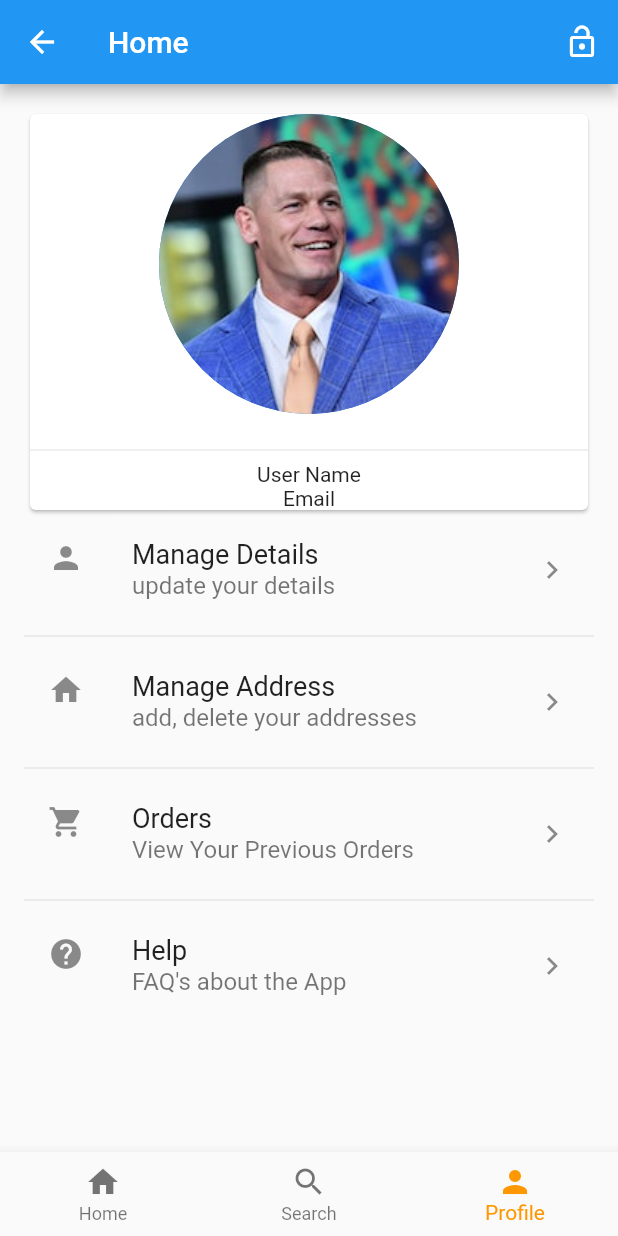
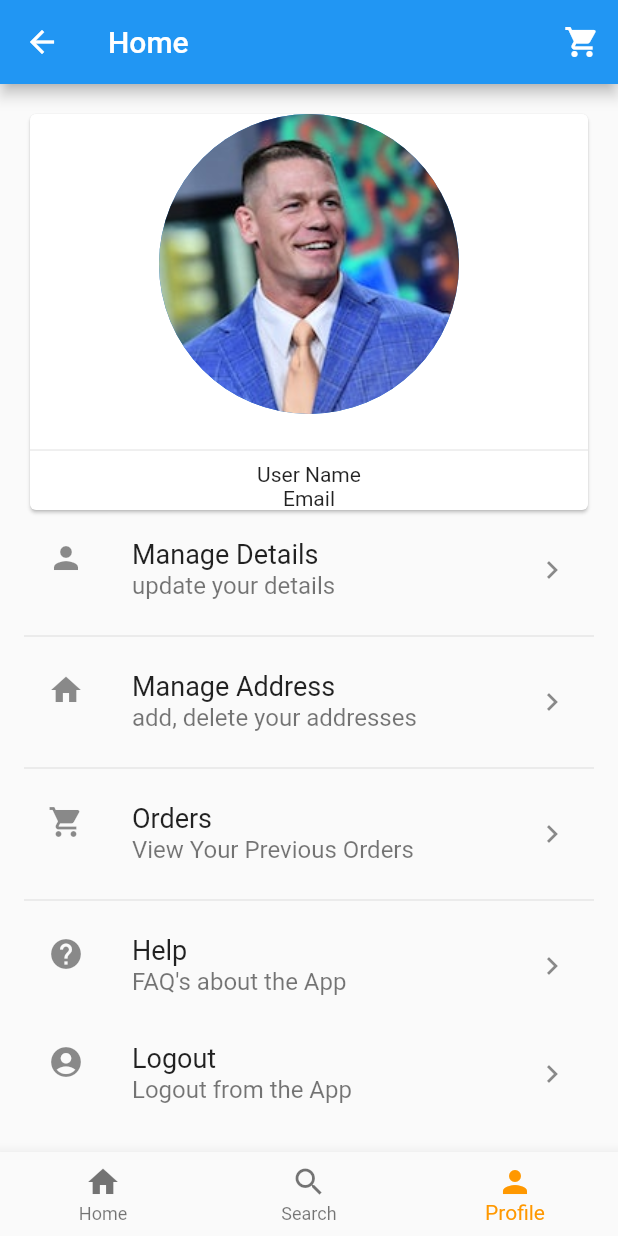
Before and after one commit to ishantk/GW2020F1, a Flutter app: the HomePage screen opened directly, item 3 of the bottom bar chosen, on a phone screen of 412 x 824 dp. Run offline on Flutter 3.47's test engine with Material 2 defaults, Android fonts, the phone set to English and light mode, and no system bars; our stand-ins replace camera, carousel_slider, cloud_firestore, connectivity, firebase_auth, firebase_core and 4 more; missing offline and left inert: flutter_counter; accounts and stored records are empty; network calls fail.

Commit message:
Location Management with Geopoint and Shopping Cart at Home Page

```diff
--- a/lib/model/address.dart
+++ b/lib/model/address.dart
@@ -1,3 +1,6 @@
+
+import 'package:cloud_firestore/cloud_firestore.dart';
+
 class Address{
 
   // Attributes
@@ -7,6 +10,7 @@ class Address{
   String state;
   int zipCode;
   String label;
+  GeoPoint geoPoint;
 
   // Having a named Constructor can help us to create an Address Object with default constructor i.e. passing no data in the input while object construction
   Address.init({this.adrsLine, this.city, this.state, this.zipCode, this.label});
@@ -28,6 +32,7 @@ class Address{
       'state': this.state,
       'zipCode': this.zipCode,
       'label': this.label,
+      'location': this.geoPoint,
     };
   }
 }
--- a/lib/ui/auth/register.dart
+++ b/lib/ui/auth/register.dart
@@ -241,6 +241,7 @@ class RegisterPageState extends State<RegisterPage>{
 
     if(user != null){
       setState(() { // Re-Draw the UI with updated Data i.e. Change in Data leads to Change in State of the Widget and Hence UI must be Refreshed
+        Navigator.of(context).push(MaterialPageRoute(builder: (context) => HomePage(),));
         // user is registered without any errors :)
         message = "User Signed In Successfully. Details: ${user.email} | ${user.uid}";
         isRegistered = true;
--- a/lib/ui/home/home.dart
+++ b/lib/ui/home/home.dart
@@ -1,6 +1,7 @@
 import 'package:flutter/cupertino.dart';
 import 'package:flutter/material.dart';
 import 'package:gw2020f1/fooddeliveryapp/splash.dart';
+import 'package:gw2020f1/ui/home/cart.dart';
 import 'package:gw2020f1/ui/home/filters.dart';
 import 'package:gw2020f1/ui/profile/user-profile.dart';
 import 'package:gw2020f1/ui/restaurants/restaurants.dart';
@@ -81,18 +82,15 @@ class HomePageState extends State<HomePage>{
         title: Text("Home"),
         actions: [
           IconButton(
-            icon: const Icon(Icons.lock_open),
-            tooltip: 'Logout',
+            icon: const Icon(Icons.shopping_cart),
+            tooltip: 'CART',
             onPressed: (){
-              // auth.signOut() -> removes the security token and firebase data from the app which firebase will save for the user
-              auth.signOut().then((value){
-                Navigator.pushReplacement(   // startActivity()
-                    context,
-                    MaterialPageRoute( // Intent
-                        builder: (context) => SplashPage()
-                    )
-                );
-              });
+              Navigator.push(   // startActivity()
+                  context,
+                  MaterialPageRoute( // Intent
+                      builder: (context) => ShoppingCartPage()
+                  )
+              );
             },
           )
         ],
--- a/lib/ui/profile/user-profile.dart
+++ b/lib/ui/profile/user-profile.dart
@@ -2,16 +2,14 @@ import 'dart:io';
 
 import 'package:camera/camera.dart';
 import 'package:cloud_firestore/cloud_firestore.dart';
+import 'package:firebase_auth/firebase_auth.dart';
 import 'package:firebase_storage/firebase_storage.dart';
 import 'package:flutter/cupertino.dart';
 import 'package:flutter/material.dart';
+import 'package:gw2020f1/fooddeliveryapp/splash.dart';
 import 'package:gw2020f1/model/util.dart';
 import 'package:gw2020f1/ui/order/my-orders.dart';
 import 'package:image_picker/image_picker.dart';
-
-class UserProfile extends StatefulWidget {
-  createState() => UserProfileState();
-}
 
 uploadImageToFirebaseStorage(String path) async{
 
@@ -30,9 +28,11 @@ uploadImageToFirebaseStorage(String path) async{
     db.collection("users").document(Utils.UID).updateData({"imageURL": profileImageURL}).then((value){
       print("URL Updated");
     });
+  }
+}
 
-  }
-
+class UserProfile extends StatefulWidget {
+  createState() => UserProfileState();
 }
 
 class UserProfileState extends State<UserProfile> {
@@ -64,7 +64,6 @@ class UserProfileState extends State<UserProfile> {
             ],
           ),
           onTap: () async {
-
             /*
             // When libraries have been initialized execute below code
             WidgetsFlutterBinding.ensureInitialized();
@@ -141,6 +140,27 @@ class UserProfileState extends State<UserProfile> {
             Navigator.push(context, route);
           },
         ),
+        ListTile(
+          leading: Icon(Icons.account_circle),
+          title: Text(
+            "Logout",
+            style: TextStyle(fontSize: 18.0),
+          ),
+          subtitle:
+          Text("Logout from the App", style: TextStyle(fontSize: 16.0)),
+          trailing: Icon(Icons.keyboard_arrow_right),
+          onTap: (){
+            FirebaseAuth auth = FirebaseAuth.instance;
+            auth.signOut().then((value){
+              Navigator.pushReplacement(   // startActivity()
+                  context,
+                  MaterialPageRoute( // Intent
+                      builder: (context) => SplashPage()
+                  )
+              );
+            });
+          },
+        )
       ],
     );
   }
--- a/pubspec.yaml
+++ b/pubspec.yaml
@@ -43,6 +43,7 @@ dependencies:
   path: ^1.7.0
   image_picker: ^0.6.7+6
   firebase_storage:
+  location: ^3.0.2
 
 dev_dependencies:
   flutter_test:
```
Also changed, not shown: lib/ui/auth/login.dart (+4 -16 lines), lib/ui/home/filters.dart (+15 -5 lines), lib/ui/profile/manage-addresses.dart (+39 -4 lines), pubspec.lock.
